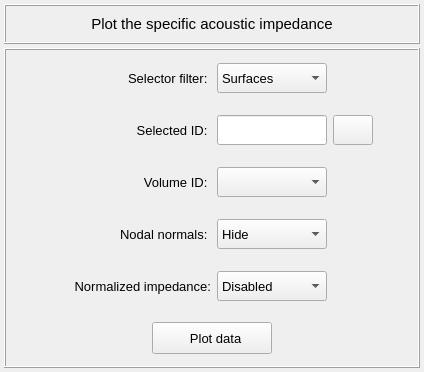
The window that vibra/interface/data/ui_files/plots/acoustic/acoustic_impedance_inputs.ui (MOPT-UFSC/VIBRA) describes before a commit, drawn with Qt 5.
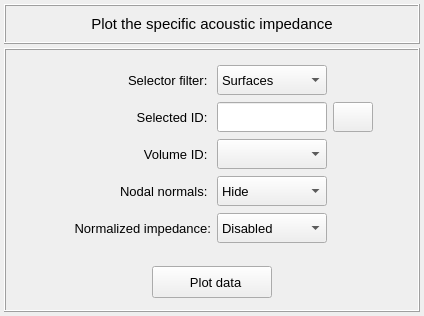
The same window after the commit. Icons and pictures are not drawn.

Patch:
```diff
--- a/vibra/interface/data/ui_files/plots/acoustic/acoustic_impedance_inputs.ui
+++ b/vibra/interface/data/ui_files/plots/acoustic/acoustic_impedance_inputs.ui
@@ -7,19 +7,19 @@
     <x>0</x>
     <y>0</y>
     <width>424</width>
-    <height>372</height>
+    <height>316</height>
    </rect>
   </property>
   <property name="minimumSize">
    <size>
     <width>0</width>
-    <height>372</height>
+    <height>316</height>
    </size>
   </property>
   <property name="maximumSize">
    <size>
     <width>16777215</width>
-    <height>372</height>
+    <height>316</height>
    </size>
   </property>
   <property name="windowTitle">
@@ -152,8 +152,8 @@
       <property name="spacing">
        <number>4</number>
       </property>
-      <item row="3" column="0">
-       <widget class="QFrame" name="frame_volume_selector">
+      <item row="0" column="0">
+       <widget class="QFrame" name="frame_5">
         <property name="minimumSize">
          <size>
           <width>0</width>
@@ -163,7 +163,7 @@
         <property name="maximumSize">
          <size>
           <width>16777215</width>
-          <height>48</height>
+          <height>200</height>
          </size>
         </property>
         <property name="frameShape">
@@ -172,12 +172,12 @@
         <property name="frameShadow">
          <enum>QFrame::Shadow::Raised</enum>
         </property>
-        <layout class="QGridLayout" name="gridLayout_7">
+        <layout class="QGridLayout" name="gridLayout_6">
          <property name="leftMargin">
           <number>2</number>
          </property>
          <property name="topMargin">
-          <number>2</number>
+          <number>6</number>
          </property>
          <property name="rightMargin">
           <number>2</number>
@@ -191,34 +191,7 @@
          <property name="verticalSpacing">
           <number>2</number>
          </property>
-         <item row="0" column="1">
-          <widget class="QLabel" name="label_3">
-           <property name="minimumSize">
-            <size>
-             <width>160</width>
-             <height>30</height>
-            </size>
-           </property>
-           <property name="maximumSize">
-            <size>
-             <width>160</width>
-             <height>30</height>
-            </size>
-           </property>
-           <property name="font">
-            <font>
-             <pointsize>10</pointsize>
-            </font>
-           </property>
-           <property name="text">
-            <string>Volume ID: </string>
-           </property>
-           <property name="alignment">
-            <set>Qt::AlignmentFlag::AlignRight|Qt::AlignmentFlag::AlignTrailing|Qt::AlignmentFlag::AlignVCenter</set>
-           </property>
-          </widget>
-         </item>
-         <item row="0" column="2">
+         <item row="2" column="2">
           <widget class="QComboBox" name="comboBox_volumes">
            <property name="minimumSize">
             <size>
@@ -245,172 +218,10 @@
            </property>
           </widget>
          </item>
-         <item row="0" column="3">
-          <widget class="QFrame" name="frame_8">
+         <item row="1" column="1">
+          <widget class="QLabel" name="label_10">
            <property name="minimumSize">
             <size>
-             <width>40</width>
-             <height>30</height>
-            </size>
-           </property>
-           <property name="maximumSize">
-            <size>
-             <width>40</width>
-             <height>30</height>
-            </size>
-           </property>
-           <property name="frameShape">
-            <enum>QFrame::Shape::NoFrame</enum>
-           </property>
-           <property name="frameShadow">
-            <enum>QFrame::Shadow::Raised</enum>
-           </property>
-          </widget>
-         </item>
-         <item row="0" column="0">
-          <spacer name="horizontalSpacer_5">
-           <property name="orientation">
-            <enum>Qt::Orientation::Horizontal</enum>
-           </property>
-           <property name="sizeHint" stdset="0">
-            <size>
-             <width>40</width>
-             <height>20</height>
-            </size>
-           </property>
-          </spacer>
-         </item>
-         <item row="0" column="4">
-          <spacer name="horizontalSpacer_6">
-           <property name="orientation">
-            <enum>Qt::Orientation::Horizontal</enum>
-           </property>
-           <property name="sizeHint" stdset="0">
-            <size>
-             <width>40</width>
-             <height>20</height>
-            </size>
-           </property>
-          </spacer>
-         </item>
-        </layout>
-       </widget>
-      </item>
-      <item row="6" column="0">
-       <widget class="QFrame" name="frame_3">
-        <property name="minimumSize">
-         <size>
-          <width>0</width>
-          <height>48</height>
-         </size>
-        </property>
-        <property name="maximumSize">
-         <size>
-          <width>16777215</width>
-          <height>48</height>
-         </size>
-        </property>
-        <property name="frameShape">
-         <enum>QFrame::Shape::NoFrame</enum>
-        </property>
-        <property name="frameShadow">
-         <enum>QFrame::Shadow::Raised</enum>
-        </property>
-        <layout class="QGridLayout" name="gridLayout_47">
-         <property name="leftMargin">
-          <number>2</number>
-         </property>
-         <property name="topMargin">
-          <number>2</number>
-         </property>
-         <property name="rightMargin">
-          <number>2</number>
-         </property>
-         <property name="bottomMargin">
-          <number>2</number>
-         </property>
-         <property name="spacing">
-          <number>2</number>
-         </property>
-         <item row="0" column="0">
-          <widget class="QPushButton" name="pushButton_plot_data">
-           <property name="minimumSize">
-            <size>
-             <width>120</width>
-             <height>32</height>
-            </size>
-           </property>
-           <property name="maximumSize">
-            <size>
-             <width>120</width>
-             <height>32</height>
-            </size>
-           </property>
-           <property name="font">
-            <font>
-             <pointsize>10</pointsize>
-            </font>
-           </property>
-           <property name="styleSheet">
-            <string notr="true"/>
-           </property>
-           <property name="text">
-            <string>  Plot data</string>
-           </property>
-           <property name="autoDefault">
-            <bool>false</bool>
-           </property>
-           <property name="flat">
-            <bool>false</bool>
-           </property>
-          </widget>
-         </item>
-        </layout>
-       </widget>
-      </item>
-      <item row="4" column="0">
-       <widget class="QFrame" name="frame_7">
-        <property name="minimumSize">
-         <size>
-          <width>0</width>
-          <height>48</height>
-         </size>
-        </property>
-        <property name="maximumSize">
-         <size>
-          <width>16777215</width>
-          <height>48</height>
-         </size>
-        </property>
-        <property name="frameShape">
-         <enum>QFrame::Shape::NoFrame</enum>
-        </property>
-        <property name="frameShadow">
-         <enum>QFrame::Shadow::Raised</enum>
-        </property>
-        <layout class="QGridLayout" name="gridLayout_8">
-         <property name="leftMargin">
-          <number>2</number>
-         </property>
-         <property name="topMargin">
-          <number>2</number>
-         </property>
-         <property name="rightMargin">
-          <number>2</number>
-         </property>
-         <property name="bottomMargin">
-          <number>2</number>
-         </property>
-         <property name="horizontalSpacing">
-          <number>6</number>
-         </property>
-         <property name="verticalSpacing">
-          <number>2</number>
-         </property>
-         <item row="0" column="1">
-          <widget class="QLabel" name="label_4">
-           <property name="minimumSize">
-            <size>
              <width>160</width>
              <height>30</height>
             </size>
@@ -423,18 +234,21 @@
            </property>
            <property name="font">
             <font>
+             <family>MS Shell Dlg 2</family>
              <pointsize>10</pointsize>
+             <italic>false</italic>
+             <bold>false</bold>
             </font>
            </property>
            <property name="text">
-            <string>Nodal normals: </string>
+            <string>Selected ID: </string>
            </property>
            <property name="alignment">
             <set>Qt::AlignmentFlag::AlignRight|Qt::AlignmentFlag::AlignTrailing|Qt::AlignmentFlag::AlignVCenter</set>
            </property>
           </widget>
          </item>
-         <item row="0" column="2">
+         <item row="3" column="2">
           <widget class="QComboBox" name="comboBox_nodal_normals">
            <property name="minimumSize">
             <size>
@@ -471,96 +285,6 @@
            </item>
           </widget>
          </item>
-         <item row="0" column="3">
-          <widget class="QFrame" name="frame_9">
-           <property name="minimumSize">
-            <size>
-             <width>40</width>
-             <height>30</height>
-            </size>
-           </property>
-           <property name="maximumSize">
-            <size>
-             <width>40</width>
-             <height>30</height>
-            </size>
-           </property>
-           <property name="frameShape">
-            <enum>QFrame::Shape::NoFrame</enum>
-           </property>
-           <property name="frameShadow">
-            <enum>QFrame::Shadow::Raised</enum>
-           </property>
-          </widget>
-         </item>
-         <item row="0" column="0">
-          <spacer name="horizontalSpacer_7">
-           <property name="orientation">
-            <enum>Qt::Orientation::Horizontal</enum>
-           </property>
-           <property name="sizeHint" stdset="0">
-            <size>
-             <width>40</width>
-             <height>20</height>
-            </size>
-           </property>
-          </spacer>
-         </item>
-         <item row="0" column="4">
-          <spacer name="horizontalSpacer_8">
-           <property name="orientation">
-            <enum>Qt::Orientation::Horizontal</enum>
-           </property>
-           <property name="sizeHint" stdset="0">
-            <size>
-             <width>40</width>
-             <height>20</height>
-            </size>
-           </property>
-          </spacer>
-         </item>
-        </layout>
-       </widget>
-      </item>
-      <item row="0" column="0">
-       <widget class="QFrame" name="frame_5">
-        <property name="minimumSize">
-         <size>
-          <width>0</width>
-          <height>48</height>
-         </size>
-        </property>
-        <property name="maximumSize">
-         <size>
-          <width>16777215</width>
-          <height>48</height>
-         </size>
-        </property>
-        <property name="frameShape">
-         <enum>QFrame::Shape::NoFrame</enum>
-        </property>
-        <property name="frameShadow">
-         <enum>QFrame::Shadow::Raised</enum>
-        </property>
-        <layout class="QGridLayout" name="gridLayout_6">
-         <property name="leftMargin">
-          <number>2</number>
-         </property>
-         <property name="topMargin">
-          <number>2</number>
-         </property>
-         <property name="rightMargin">
-          <number>2</number>
-         </property>
-         <property name="bottomMargin">
-          <number>2</number>
-         </property>
-         <property name="horizontalSpacing">
-          <number>6</number>
-         </property>
-         <property name="verticalSpacing">
-          <number>2</number>
-         </property>
          <item row="0" column="1">
           <widget class="QLabel" name="label_2">
            <property name="minimumSize">
@@ -588,164 +312,7 @@
            </property>
           </widget>
          </item>
-         <item row="0" column="2">
-          <widget class="QComboBox" name="comboBox_selector_filter">
-           <property name="minimumSize">
-            <size>
-             <width>110</width>
-             <height>30</height>
-            </size>
-           </property>
-           <property name="maximumSize">
-            <size>
-             <width>110</width>
-             <height>30</height>
-            </size>
-           </property>
-           <property name="font">
-            <font>
-             <pointsize>10</pointsize>
-            </font>
-           </property>
-           <property name="styleSheet">
-            <string notr="true"/>
-           </property>
-           <property name="currentIndex">
-            <number>0</number>
-           </property>
-           <item>
-            <property name="text">
-             <string>Surfaces</string>
-            </property>
-           </item>
-           <item>
-            <property name="text">
-             <string>Nodes</string>
-            </property>
-           </item>
-          </widget>
-         </item>
-         <item row="0" column="3">
-          <widget class="QFrame" name="frame_6">
-           <property name="minimumSize">
-            <size>
-             <width>40</width>
-             <height>30</height>
-            </size>
-           </property>
-           <property name="maximumSize">
-            <size>
-             <width>40</width>
-             <height>30</height>
-            </size>
-           </property>
-           <property name="frameShape">
-            <enum>QFrame::Shape::NoFrame</enum>
-           </property>
-           <property name="frameShadow">
-            <enum>QFrame::Shadow::Raised</enum>
-           </property>
-          </widget>
-         </item>
-         <item row="0" column="0">
-          <spacer name="horizontalSpacer_3">
-           <property name="orientation">
-            <enum>Qt::Orientation::Horizontal</enum>
-           </property>
-           <property name="sizeHint" stdset="0">
-            <size>
-             <width>40</width>
-             <height>20</height>
-            </size>
-           </property>
-          </spacer>
-         </item>
-         <item row="0" column="4">
-          <spacer name="horizontalSpacer_4">
-           <property name="orientation">
-            <enum>Qt::Orientation::Horizontal</enum>
-           </property>
-           <property name="sizeHint" stdset="0">
-            <size>
-             <width>40</width>
-             <height>20</height>
-            </size>
-           </property>
-          </spacer>
-         </item>
-        </layout>
-       </widget>
-      </item>
-      <item row="1" column="0">
-       <widget class="QFrame" name="frame_4">
-        <property name="minimumSize">
-         <size>
-          <width>0</width>
-          <height>48</height>
-         </size>
-        </property>
-        <property name="maximumSize">
-         <size>
-          <width>16777215</width>
-          <height>48</height>
-         </size>
-        </property>
-        <property name="frameShape">
-         <enum>QFrame::Shape::NoFrame</enum>
-        </property>
-        <property name="frameShadow">
-         <enum>QFrame::Shadow::Raised</enum>
-        </property>
-        <layout class="QGridLayout" name="gridLayout">
-         <property name="leftMargin">
-          <number>2</number>
-         </property>
-         <property name="topMargin">
-          <number>2</number>
-         </property>
-         <property name="rightMargin">
-          <number>2</number>
-         </property>
-         <property name="bottomMargin">
-          <number>2</number>
-         </property>
-         <property name="horizontalSpacing">
-          <number>6</number>
-         </property>
-         <property name="verticalSpacing">
-          <number>2</number>
-         </property>
-         <item row="0" column="1">
-          <widget class="QLabel" name="label_10">
-           <property name="minimumSize">
-            <size>
-             <width>160</width>
-             <height>30</height>
-            </size>
-           </property>
-           <property name="maximumSize">
-            <size>
-             <width>160</width>
-             <height>30</height>
-            </size>
-           </property>
-           <property name="font">
-            <font>
-             <family>MS Shell Dlg 2</family>
-             <pointsize>10</pointsize>
-             <italic>false</italic>
-             <bold>false</bold>
-            </font>
-           </property>
-           <property name="text">
-            <string>Selected ID: </string>
-           </property>
-           <property name="alignment">
-            <set>Qt::AlignmentFlag::AlignRight|Qt::AlignmentFlag::AlignTrailing|Qt::AlignmentFlag::AlignVCenter</set>
-           </property>
-          </widget>
-         </item>
-         <item row="0" column="2">
+         <item row="1" column="2">
           <widget class="QLineEdit" name="lineEdit_selection_id">
            <property name="minimumSize">
             <size>
@@ -775,33 +342,69 @@
            </property>
           </widget>
          </item>
-         <item row="0" column="0">
-          <spacer name="horizontalSpacer">
-           <property name="orientation">
-            <enum>Qt::Orientation::Horizontal</enum>
-           </property>
-           <property name="sizeHint" stdset="0">
-            <size>
-             <width>40</width>
-             <height>20</height>
-            </size>
-           </property>
-          </spacer>
-         </item>
-         <item row="0" column="4">
-          <spacer name="horizontalSpacer_2">
-           <property name="orientation">
-            <enum>Qt::Orientation::Horizontal</enum>
-           </property>
-           <property name="sizeHint" stdset="0">
-            <size>
-             <width>40</width>
-             <height>20</height>
-            </size>
-           </property>
-          </spacer>
-         </item>
          <item row="0" column="3">
+          <widget class="QFrame" name="frame_6">
+           <property name="minimumSize">
+            <size>
+             <width>40</width>
+             <height>30</height>
+            </size>
+           </property>
+           <property name="maximumSize">
+            <size>
+             <width>40</width>
+             <height>30</height>
+            </size>
+           </property>
+           <property name="frameShape">
+            <enum>QFrame::Shape::NoFrame</enum>
+           </property>
+           <property name="frameShadow">
+            <enum>QFrame::Shadow::Raised</enum>
+           </property>
+          </widget>
+         </item>
+         <item row="3" column="1">
+          <widget class="QLabel" name="label_4">
+           <property name="minimumSize">
+            <size>
+             <width>160</width>
+             <height>30</height>
+            </size>
+           </property>
+           <property name="maximumSize">
+            <size>
+             <width>160</width>
+             <height>30</height>
+            </size>
+           </property>
+           <property name="font">
+            <font>
+             <pointsize>10</pointsize>
+            </font>
+           </property>
+           <property name="text">
+            <string>Nodal normals: </string>
+           </property>
+           <property name="alignment">
+            <set>Qt::AlignmentFlag::AlignRight|Qt::AlignmentFlag::AlignTrailing|Qt::AlignmentFlag::AlignVCenter</set>
+           </property>
+          </widget>
+         </item>
+         <item row="0" column="4">
+          <spacer name="horizontalSpacer_4">
+           <property name="orientation">
+            <enum>Qt::Orientation::Horizontal</enum>
+           </property>
+           <property name="sizeHint" stdset="0">
+            <size>
+             <width>40</width>
+             <height>20</height>
+            </size>
+           </property>
+          </spacer>
+         </item>
+         <item row="1" column="3">
           <widget class="QPushButton" name="pushButton_export_data">
            <property name="minimumSize">
             <size>
@@ -847,50 +450,58 @@
            </property>
           </widget>
          </item>
-        </layout>
-       </widget>
-      </item>
-      <item row="5" column="0">
-       <widget class="QFrame" name="frame_normalized_impedance">
-        <property name="minimumSize">
-         <size>
-          <width>0</width>
-          <height>48</height>
-         </size>
-        </property>
-        <property name="maximumSize">
-         <size>
-          <width>16777215</width>
-          <height>48</height>
-         </size>
-        </property>
-        <property name="frameShape">
-         <enum>QFrame::Shape::NoFrame</enum>
-        </property>
-        <property name="frameShadow">
-         <enum>QFrame::Shadow::Raised</enum>
-        </property>
-        <layout class="QGridLayout" name="gridLayout_9">
-         <property name="leftMargin">
-          <number>2</number>
-         </property>
-         <property name="topMargin">
-          <number>2</number>
-         </property>
-         <property name="rightMargin">
-          <number>2</number>
-         </property>
-         <property name="bottomMargin">
-          <number>2</number>
-         </property>
-         <property name="horizontalSpacing">
-          <number>6</number>
-         </property>
-         <property name="verticalSpacing">
-          <number>2</number>
-         </property>
-         <item row="0" column="1">
-          <widget class="QLabel" name="label_5">
+         <item row="0" column="2">
+          <widget class="QComboBox" name="comboBox_selector_filter">
+           <property name="minimumSize">
+            <size>
+             <width>110</width>
+             <height>30</height>
+            </size>
+           </property>
+           <property name="maximumSize">
+            <size>
+             <width>110</width>
+             <height>30</height>
+            </size>
+           </property>
+           <property name="font">
+            <font>
+             <pointsize>10</pointsize>
+            </font>
+           </property>
+           <property name="styleSheet">
+            <string notr="true"/>
+           </property>
+           <property name="currentIndex">
+            <number>0</number>
+           </property>
+           <item>
+            <property name="text">
+             <string>Surfaces</string>
+            </property>
+           </item>
+           <item>
+            <property name="text">
+             <string>Nodes</string>
+            </property>
+           </item>
+          </widget>
+         </item>
+         <item row="0" column="0">
+          <spacer name="horizontalSpacer_3">
+           <property name="orientation">
+            <enum>Qt::Orientation::Horizontal</enum>
+           </property>
+           <property name="sizeHint" stdset="0">
+            <size>
+             <width>40</width>
+             <height>20</height>
+            </size>
+           </property>
+          </spacer>
+         </item>
+         <item row="2" column="1">
+          <widget class="QLabel" name="label_3">
            <property name="minimumSize">
             <size>
              <width>160</width>
@@ -909,14 +520,14 @@
             </font>
            </property>
            <property name="text">
-            <string>Normalized impedance:</string>
+            <string>Volume ID: </string>
            </property>
            <property name="alignment">
             <set>Qt::AlignmentFlag::AlignRight|Qt::AlignmentFlag::AlignTrailing|Qt::AlignmentFlag::AlignVCenter</set>
            </property>
           </widget>
          </item>
-         <item row="0" column="2">
+         <item row="4" column="2">
           <widget class="QComboBox" name="comboBox_normalized_impedance">
            <property name="minimumSize">
             <size>
@@ -956,53 +567,104 @@
            </item>
           </widget>
          </item>
-         <item row="0" column="3">
-          <widget class="QFrame" name="frame_10">
+         <item row="4" column="1">
+          <widget class="QLabel" name="label_5">
            <property name="minimumSize">
             <size>
-             <width>40</width>
+             <width>160</width>
              <height>30</height>
             </size>
            </property>
            <property name="maximumSize">
             <size>
-             <width>40</width>
+             <width>160</width>
              <height>30</height>
             </size>
            </property>
-           <property name="frameShape">
-            <enum>QFrame::Shape::NoFrame</enum>
+           <property name="font">
+            <font>
+             <pointsize>10</pointsize>
+            </font>
            </property>
-           <property name="frameShadow">
-            <enum>QFrame::Shadow::Raised</enum>
+           <property name="text">
+            <string>Normalized impedance:</string>
+           </property>
+           <property name="alignment">
+            <set>Qt::AlignmentFlag::AlignRight|Qt::AlignmentFlag::AlignTrailing|Qt::AlignmentFlag::AlignVCenter</set>
            </property>
           </widget>
          </item>
+        </layout>
+       </widget>
+      </item>
+      <item row="2" column="0">
+       <widget class="QFrame" name="frame_3">
+        <property name="minimumSize">
+         <size>
+          <width>0</width>
+          <height>48</height>
+         </size>
+        </property>
+        <property name="maximumSize">
+         <size>
+          <width>16777215</width>
+          <height>48</height>
+         </size>
+        </property>
+        <property name="frameShape">
+         <enum>QFrame::Shape::NoFrame</enum>
+        </property>
+        <property name="frameShadow">
+         <enum>QFrame::Shadow::Raised</enum>
+        </property>
+        <layout class="QGridLayout" name="gridLayout_47">
+         <property name="leftMargin">
+          <number>2</number>
+         </property>
+         <property name="topMargin">
+          <number>2</number>
+         </property>
+         <property name="rightMargin">
+          <number>2</number>
+         </property>
+         <property name="bottomMargin">
+          <number>2</number>
+         </property>
+         <property name="spacing">
+          <number>2</number>
+         </property>
          <item row="0" column="0">
-          <spacer name="horizontalSpacer_9">
-           <property name="orientation">
-            <enum>Qt::Orientation::Horizontal</enum>
-           </property>
-           <property name="sizeHint" stdset="0">
+          <widget class="QPushButton" name="pushButton_plot_data">
+           <property name="minimumSize">
             <size>
-             <width>40</width>
-             <height>20</height>
+             <width>120</width>
+             <height>32</height>
             </size>
            </property>
-          </spacer>
-         </item>
-         <item row="0" column="4">
-          <spacer name="horizontalSpacer_10">
-           <property name="orientation">
-            <enum>Qt::Orientation::Horizontal</enum>
-           </property>
-           <property name="sizeHint" stdset="0">
+           <property name="maximumSize">
             <size>
-             <width>40</width>
-             <height>20</height>
+             <width>120</width>
+             <height>32</height>
             </size>
            </property>
-          </spacer>
+           <property name="font">
+            <font>
+             <pointsize>10</pointsize>
+            </font>
+           </property>
+           <property name="styleSheet">
+            <string notr="true"/>
+           </property>
+           <property name="text">
+            <string>  Plot data</string>
+           </property>
+           <property name="autoDefault">
+            <bool>false</bool>
+           </property>
+           <property name="flat">
+            <bool>false</bool>
+           </property>
+          </widget>
          </item>
         </layout>
        </widget>
```
